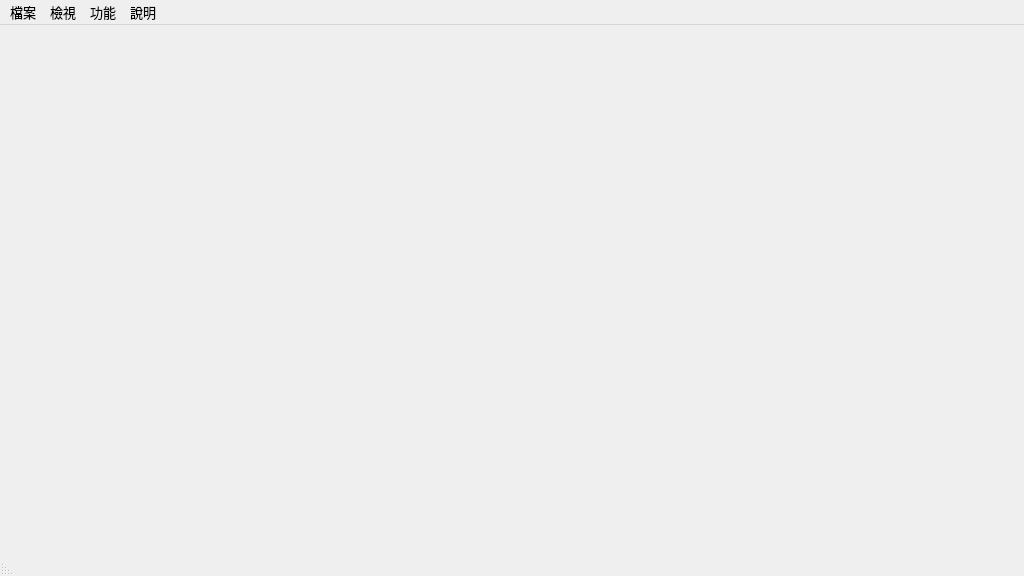
This is APIver1/UI/MainWindow.ui in clamgee/python-code as Qt 5 draws it before an edit. The edited form follows.
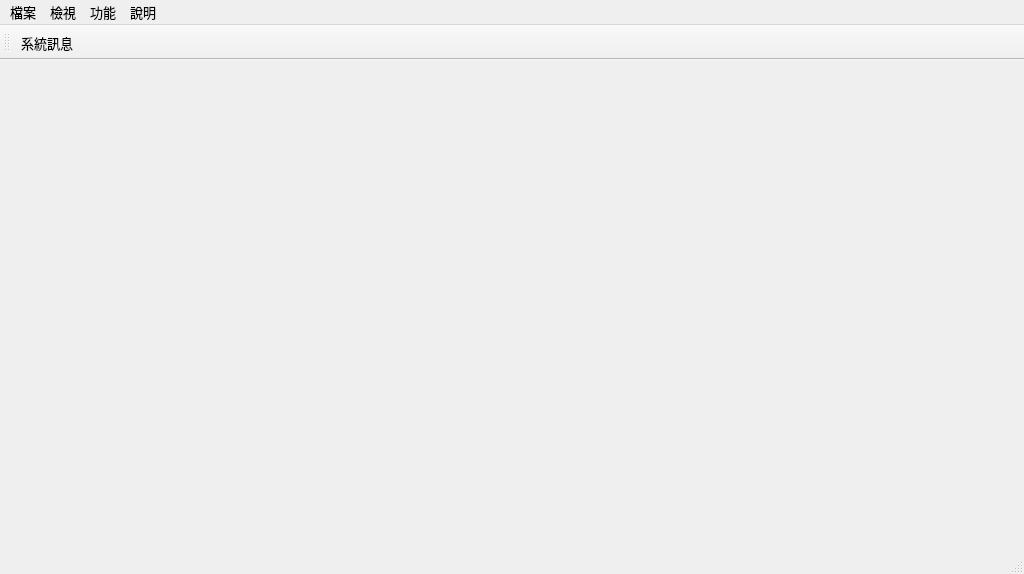
This is the edited form.

The edit to the form file:
```diff
--- a/APIver1/UI/MainWindow.ui
+++ b/APIver1/UI/MainWindow.ui
@@ -10,7 +10,7 @@
     <x>0</x>
     <y>0</y>
     <width>1024</width>
-    <height>576</height>
+    <height>574</height>
    </rect>
   </property>
   <property name="font">
@@ -60,21 +60,32 @@
    <addaction name="menu_3"/>
    <addaction name="menu_4"/>
   </widget>
-  <widget class="QStatusBar" name="statusbar">
-   <property name="font">
-    <font>
-     <family>Arial</family>
-    </font>
+  <widget class="QStatusBar" name="statusBar"/>
+  <widget class="QToolBar" name="toolBar">
+   <property name="windowTitle">
+    <string>toolBar</string>
    </property>
-   <property name="layoutDirection">
-    <enum>Qt::RightToLeft</enum>
-   </property>
+   <attribute name="toolBarArea">
+    <enum>TopToolBarArea</enum>
+   </attribute>
+   <attribute name="toolBarBreak">
+    <bool>false</bool>
+   </attribute>
+   <addaction name="SysDetail"/>
   </widget>
   <action name="actionLogin">
    <property name="text">
     <string>登入</string>
    </property>
   </action>
+  <action name="SysDetail">
+   <property name="text">
+    <string>系統訊息</string>
+   </property>
+   <property name="toolTip">
+    <string>API系統訊息</string>
+   </property>
+  </action>
  </widget>
  <resources/>
  <connections/>
```
Left out of the diff: 2 changed lines with no effect on the pictures.
